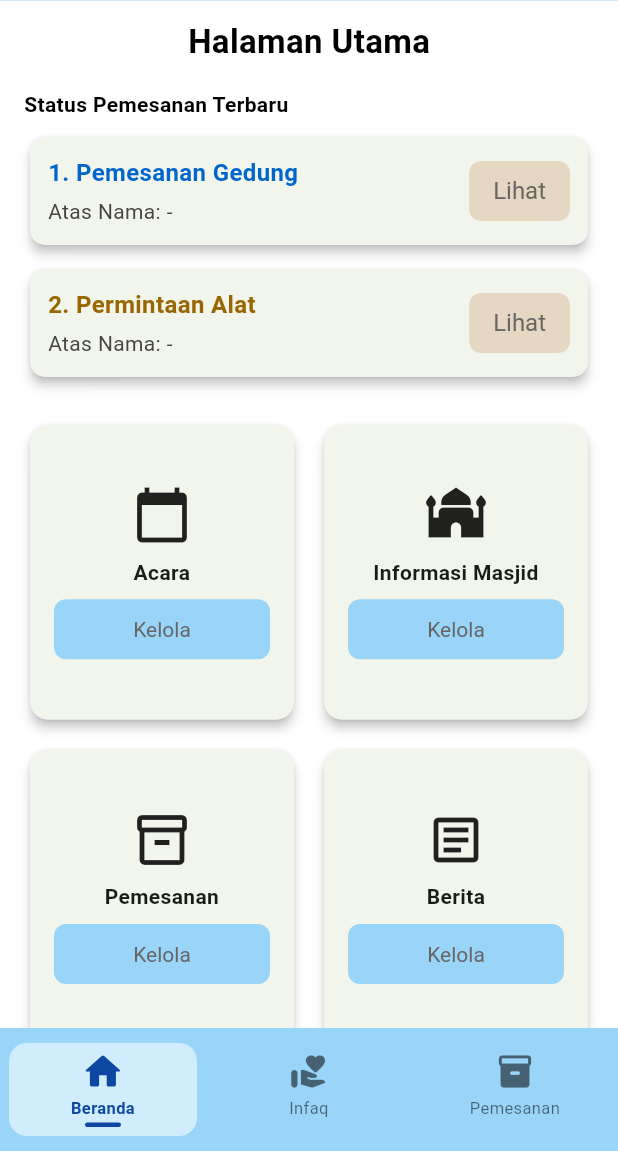
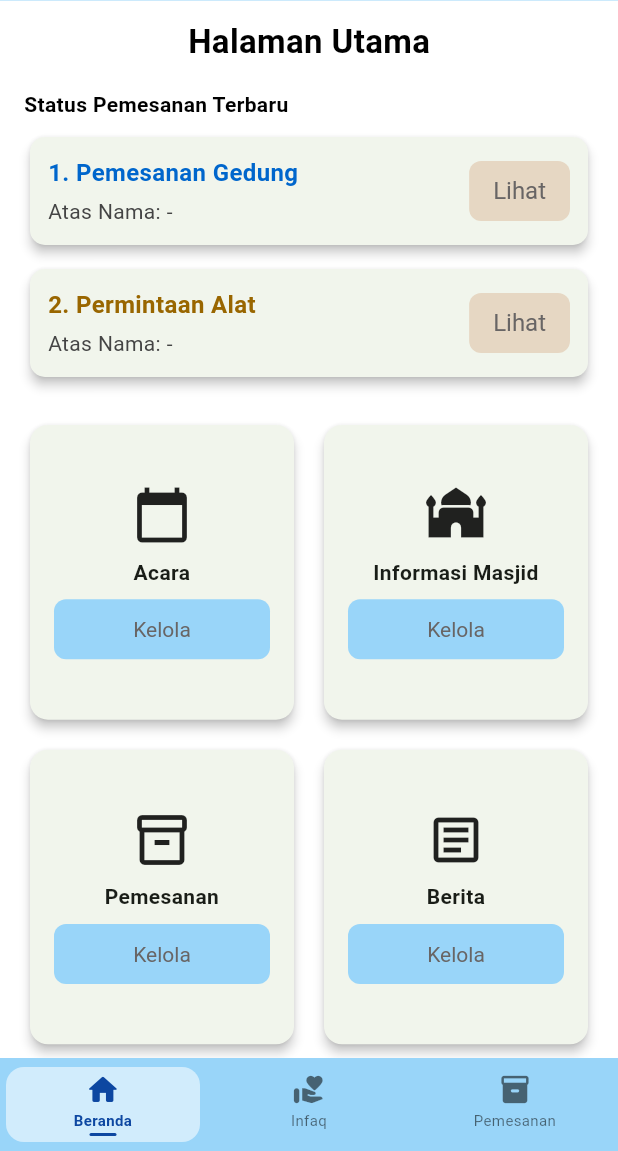
Before and after one commit to WafiqMy/Mas_Nur_Mobile, a Flutter app: the screen it shows after launch, on a phone screen of 412 x 824 dp, the part 85-1236 px from its top. Run offline on Flutter 3.47's test engine with Material 3 defaults, Android fonts, the phone set to English and light mode, and no system bars; our stand-ins replace dio, image_picker, shared_preferences.

Commit message:
fix: perkecil footer navigasi, kurangi padding agar lebih rapi dan minimalis

```diff
--- a/mas_nur_flutter/lib/shared/widgets/app_footer.dart
+++ b/mas_nur_flutter/lib/shared/widgets/app_footer.dart
@@ -58,7 +58,7 @@ class AppFooter extends StatelessWidget {
   Widget build(BuildContext context) {
     return Container(
       color: kColorHeader,
-      padding: const EdgeInsets.symmetric(vertical: 6),
+      padding: const EdgeInsets.symmetric(vertical: 4),
       child: Row(
         children: [
           _FooterItem(
@@ -109,8 +109,8 @@ class _FooterItem extends StatelessWidget {
         child: AnimatedContainer(
           duration: const Duration(milliseconds: 200),
           curve: Curves.easeInOut,
-          margin: const EdgeInsets.symmetric(horizontal: 6, vertical: 4),
-          padding: const EdgeInsets.symmetric(vertical: 6),
+          margin: const EdgeInsets.symmetric(horizontal: 4, vertical: 2),
+          padding: const EdgeInsets.symmetric(vertical: 4),
           decoration: BoxDecoration(
             color: isActive
                 ? Colors.white.withValues(alpha: 0.55)
@@ -121,19 +121,19 @@ class _FooterItem extends StatelessWidget {
             mainAxisSize: MainAxisSize.min,
             children: [
               AnimatedScale(
-                scale: isActive ? 1.15 : 1.0,
+                scale: isActive ? 1.1 : 1.0,
                 duration: const Duration(milliseconds: 200),
                 child: Icon(
                   icon,
-                  size: 26,
+                  size: 22,
                   color: isActive ? activeColor : inactiveColor,
                 ),
               ),
-              const SizedBox(height: 3),
+              const SizedBox(height: 2),
               Text(
                 label,
                 style: TextStyle(
-                  fontSize: 11,
+                  fontSize: 10,
                   fontWeight:
                       isActive ? FontWeight.bold : FontWeight.normal,
                   color: isActive ? activeColor : inactiveColor,
@@ -146,8 +146,8 @@ class _FooterItem extends StatelessWidget {
               // Indikator titik bawah
               AnimatedContainer(
                 duration: const Duration(milliseconds: 200),
-                height: 3,
-                width: isActive ? 24 : 0,
+                height: 2,
+                width: isActive ? 18 : 0,
                 decoration: BoxDecoration(
                   color: activeColor,
                   borderRadius: BorderRadius.circular(2),
```
